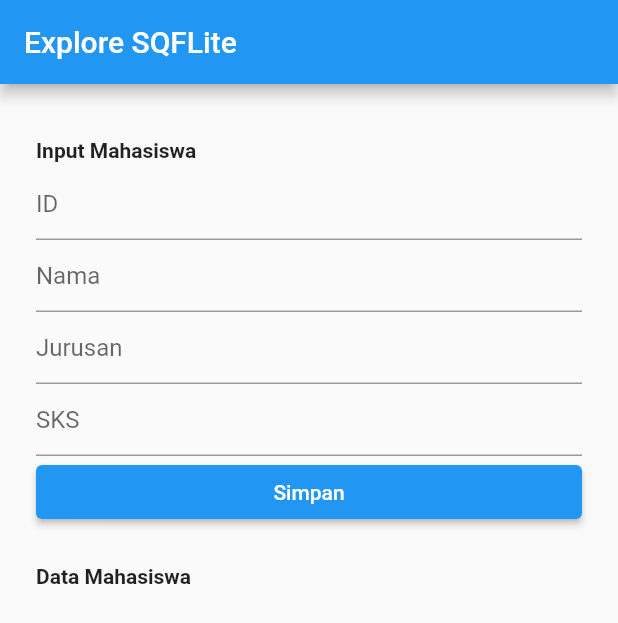
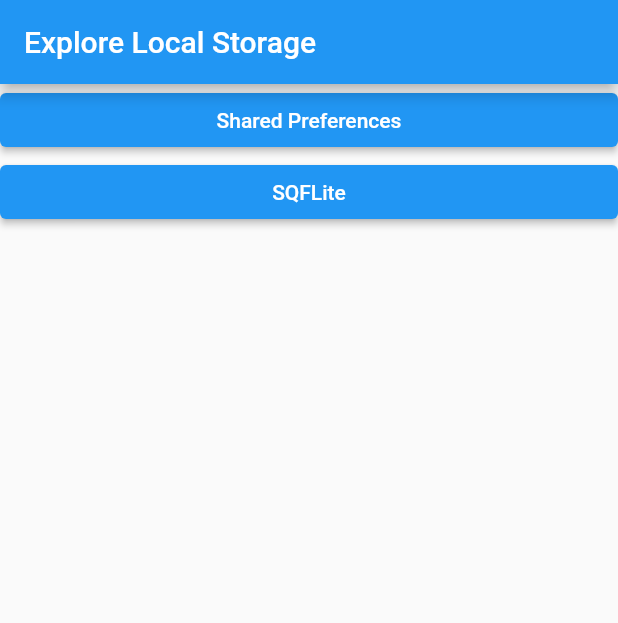
Before and after one commit to IkhwanSI13/explore_storage, a Flutter app: the screen it shows after launch, on a phone screen of 412 x 824 dp. Shown: the top 623 px of the screen. Run offline on Flutter 3.47's test engine with Material 2 defaults, Android fonts, the phone set to English and light mode, and no system bars; our stand-ins replace go_router, sqflite; accounts and stored records are empty.

Commit message:
[update] SQFLite feature

```diff
--- a/lib/main.dart
+++ b/lib/main.dart
@@ -1,3 +1,4 @@
+import 'package:explore_storage/screen/students_screen.dart';
 import 'package:flutter/material.dart';
 import 'package:go_router/go_router.dart';
 
@@ -15,14 +16,14 @@ final GoRouter _router = GoRouter(
       builder: (BuildContext context, GoRouterState state) {
         return const MainScreen();
       },
-      // routes: <RouteBase>[
-      //   GoRoute(
-      //     path: 'details',
-      //     builder: (BuildContext context, GoRouterState state) {
-      //       return const DetailsScreen();
-      //     },
-      //   ),
-      // ],
+      routes: <RouteBase>[
+        GoRoute(
+          path: 'students',
+          builder: (BuildContext context, GoRouterState state) {
+            return const StudentsScreen();
+          },
+        ),
+      ],
     ),
   ],
 );
--- a/lib/screen/main_screen.dart
+++ b/lib/screen/main_screen.dart
@@ -1,7 +1,5 @@
-import 'package:explore_storage/repository/local/sqflite.dart';
 import 'package:flutter/material.dart';
-
-import '../models/student_model.dart';
+import 'package:go_router/go_router.dart';
 
 class MainScreen extends StatefulWidget {
   const MainScreen({super.key});
@@ -11,147 +9,27 @@ class MainScreen extends StatefulWidget {
 }
 
 class _MainScreenState extends State<MainScreen> {
-  final keyFormStudent = GlobalKey<FormState>();
-
-  TextEditingController controllerId = TextEditingController();
-  TextEditingController controllerName = TextEditingController();
-  TextEditingController controllerDepartment = TextEditingController();
-  TextEditingController controllerSks = TextEditingController();
-
-  String id = "";
-  String name = "";
-  String department = "";
-  int sks = 0;
-
-  List<StudentModel> students = [];
-
-  @override
-  void initState() {
-    super.initState();
-
-    WidgetsBinding.instance.addPostFrameCallback((_) async {
-      students = await MySQFLite.instance.getStudents();
-      setState(() {});
-    });
-  }
-
   @override
   Widget build(BuildContext context) {
     return Scaffold(
       appBar: AppBar(
-        title: const Text("Explore SQFLite"),
+        title: const Text("Explore Local Storage"),
       ),
       body: Column(
         crossAxisAlignment: CrossAxisAlignment.stretch,
         children: [
-          Container(
-            margin: const EdgeInsets.only(top: 36, left: 24, bottom: 4),
-            child: const Text(
-              "Input Mahasiswa",
-              style: TextStyle(
-                fontWeight: FontWeight.bold,
-              ),
-            ),
+          ElevatedButton(
+            onPressed: () {},
+            child: const Text("Shared Preferences"),
           ),
-          Form(
-            key: keyFormStudent,
-            child: Container(
-              margin: const EdgeInsets.only(left: 24, right: 24),
-              child: Column(
-                children: [
-                  TextFormField(
-                    controller: controllerId,
-                    decoration: const InputDecoration(hintText: "ID"),
-                    validator: (value) => _onValidateText(value),
-                    keyboardType: TextInputType.number,
-                    onSaved: (value) => id = value.toString(),
-                  ),
-                  TextFormField(
-                    controller: controllerName,
-                    decoration: const InputDecoration(hintText: "Nama"),
-                    validator: (value) => _onValidateText(value),
-                    onSaved: (value) => name = value.toString(),
-                  ),
-                  TextFormField(
-                    controller: controllerDepartment,
-                    decoration: const InputDecoration(hintText: "Jurusan"),
-                    validator: (value) => _onValidateText(value),
-                    onSaved: (value) => department = value.toString(),
-                  ),
-                  TextFormField(
-                    controller: controllerSks,
-                    decoration: const InputDecoration(hintText: "SKS"),
-                    validator: (value) => _onValidateText(value),
-                    keyboardType: TextInputType.number,
-                    onSaved: (value) => sks = int.parse(value.toString()),
-                  ),
-                ],
-              ),
-            ),
+          ElevatedButton(
+            onPressed: () {
+              context.go('/students');
+            },
+            child: const Text("SQFLite"),
           ),
-          Container(
-            margin: const EdgeInsets.only(left: 24, right: 24),
-            child: ElevatedButton(
-              onPressed: _onSaveStudent,
-              child: const Text("Simpan"),
-            ),
-          ),
-          Container(
-            margin: const EdgeInsets.only(top: 24, left: 24, bottom: 4),
-            child: const Text("Data Mahasiswa",
-                style: TextStyle(fontWeight: FontWeight.bold)),
-          ),
-          Expanded(
-            child: ListView.builder(
-              itemCount: students.length,
-              padding: const EdgeInsets.fromLTRB(24, 0, 24, 8),
-              itemBuilder: (BuildContext context, int index) {
-                var value = students[index];
-                return Container(
-                  margin: const EdgeInsets.only(bottom: 12),
-                  child: Column(
-                    crossAxisAlignment: CrossAxisAlignment.stretch,
-                    mainAxisSize: MainAxisSize.min,
-                    children: [
-                      Text("Id: ${value.id}"),
-                      Text("Name: ${value.name}"),
-                      Text("Department: ${value.department}"),
-                      Text("SKS: ${value.sks}"),
-                    ],
-                  ),
-                );
-              },
-            ),
-          )
         ],
       ),
     );
   }
-
-  String? _onValidateText(String? value) {
-    if (value?.isEmpty ?? true) return 'Tidak boleh kosong';
-    return null;
-  }
-
-  _onSaveStudent() async {
-    FocusScope.of(context).requestFocus(FocusNode());
-
-    if (keyFormStudent.currentState?.validate() ?? false) {
-      keyFormStudent.currentState?.save();
-      controllerId.text = "";
-      controllerName.text = "";
-      controllerDepartment.text = "";
-      controllerSks.text = "";
-
-      await MySQFLite.instance.insertStudent(StudentModel(
-        id: id,
-        name: name,
-        department: department,
-        sks: sks,
-      ));
-
-      students = await MySQFLite.instance.getStudents();
-      setState(() {});
-    }
-  }
 }
```
Also changed, not shown: lib/screen/students_screen.dart (added, +157 -0 lines).
